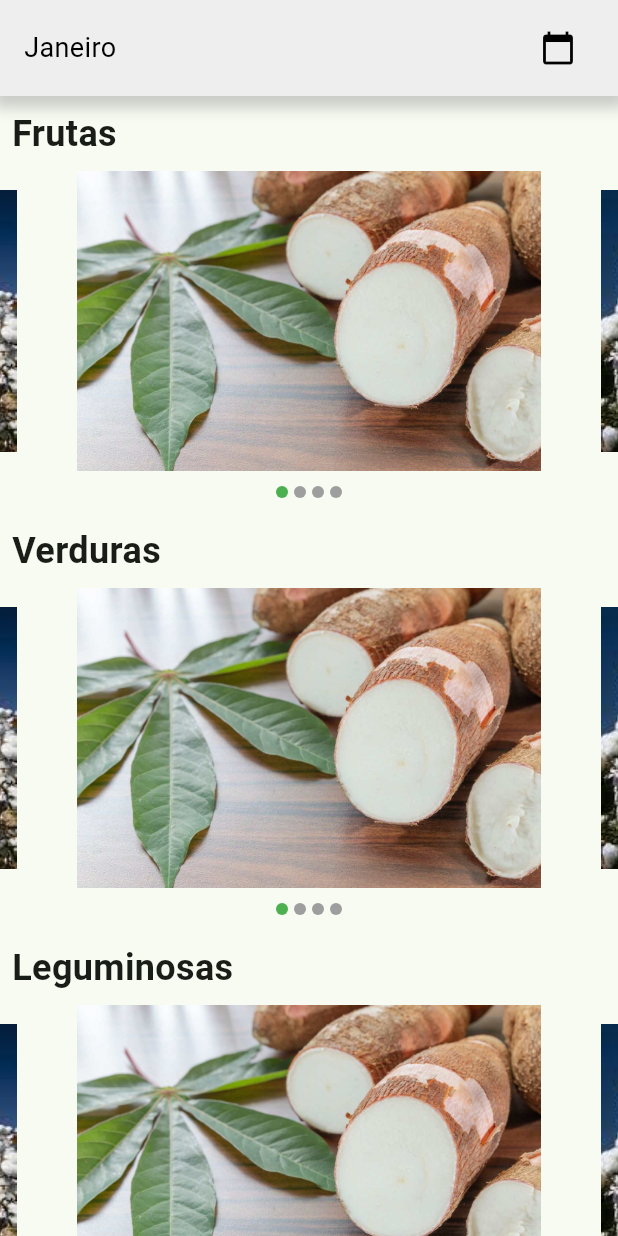
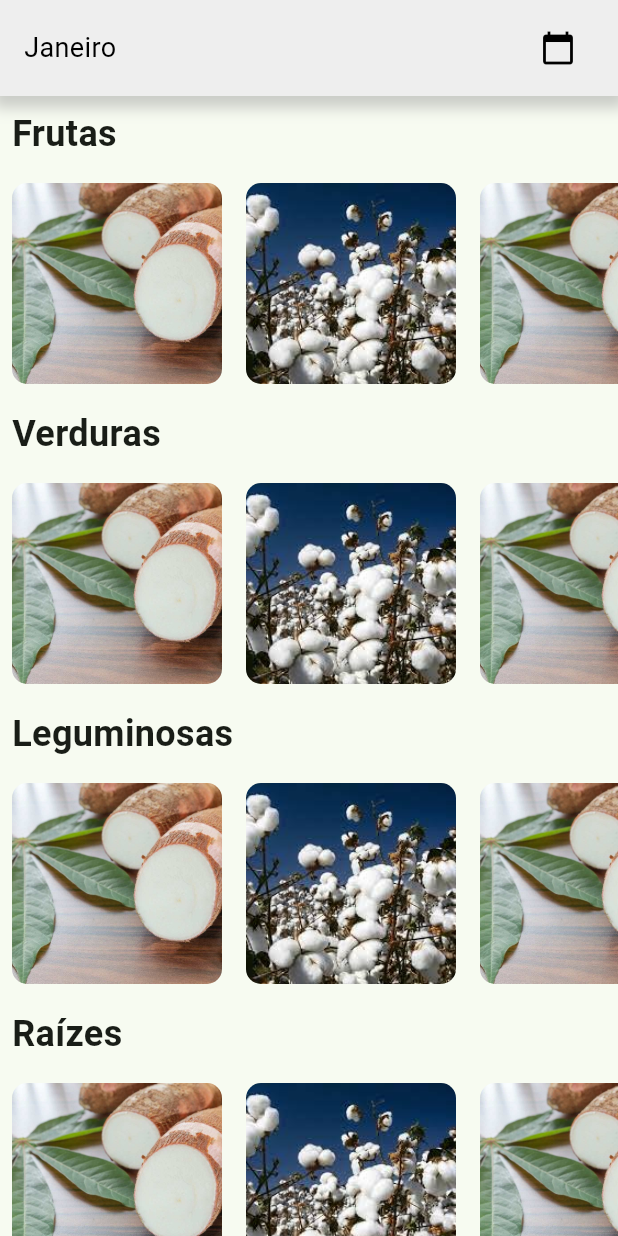
Before and after one commit to Israel-Silvestre/saar, a Flutter app: the CarouselsScreen screen opened directly, on a phone screen of 412 x 824 dp. Run offline on Flutter 3.47's test engine with Material 2 defaults, Android fonts, the phone set to English and light mode, and no system bars; drawn by our look-alikes of carousel_slider.

Commit message:
Front-End desenvolvido.

```diff
--- a/lib/Pages/Fragments/months.dart
+++ b/lib/Pages/Fragments/months.dart
@@ -1,5 +1,4 @@
 import 'package:flutter/material.dart';
-import 'package:carousel_slider/carousel_slider.dart';
 
 class CarouselsScreen extends StatefulWidget {
   @override
@@ -7,7 +6,6 @@ class CarouselsScreen extends StatefulWidget {
 }
 
 class _CarouselsScreenState extends State<CarouselsScreen> {
-  int _currentIndex = 0;
   String _selectedMonth = 'Janeiro'; // Mês selecionado inicialmente
 
   final List<String> carouselImages = [
@@ -23,7 +21,7 @@ class _CarouselsScreenState extends State<CarouselsScreen> {
       body: Column(
         children: [
           Container(
-            padding: EdgeInsets.symmetric(horizontal: 16, vertical: 8), // Reduzi a altura da barra aqui
+            padding: EdgeInsets.symmetric(horizontal: 16, vertical: 8),
             decoration: BoxDecoration(
               color: Colors.grey[200], // Cor da barra branca quase cinza
               boxShadow: [
@@ -36,7 +34,7 @@ class _CarouselsScreenState extends State<CarouselsScreen> {
               ],
             ),
             child: Row(
-              mainAxisAlignment: MainAxisAlignment.spaceBetween, // Centralizar à direita
+              mainAxisAlignment: MainAxisAlignment.spaceBetween,
               children: [
                 Text(
                   _selectedMonth,
@@ -60,10 +58,10 @@ class _CarouselsScreenState extends State<CarouselsScreen> {
           Expanded(
             child: ListView(
               children: [
-                _buildCarousel('Frutas', 0),
-                _buildCarousel('Verduras', 1),
-                _buildCarousel('Leguminosas', 2),
-                _buildCarousel('Raízes', 3),
+                _buildCarouselWithTitle('Frutas', 0),
+                _buildCarouselWithTitle('Verduras', 1),
+                _buildCarouselWithTitle('Leguminosas', 2),
+                _buildCarouselWithTitle('Raízes', 3),
               ],
             ),
           ),
@@ -98,73 +96,44 @@ class _CarouselsScreenState extends State<CarouselsScreen> {
     );
   }
 
-  Widget _buildCarousel(String month, int index) {
+  Widget _buildCarouselWithTitle(String title, int index) {
     return Column(
-      crossAxisAlignment: CrossAxisAlignment.start, // Centralizar à esquerda
+      crossAxisAlignment: CrossAxisAlignment.start,
       children: [
         Padding(
           padding: const EdgeInsets.all(8.0),
           child: Text(
-            month,
+            title,
             style: TextStyle(
               fontSize: 24,
               fontWeight: FontWeight.bold,
             ),
           ),
         ),
-        CarouselSlider.builder(
-          itemCount: carouselImages.length,
-          options: CarouselOptions(
-            height: 200, // Altura do carrossel
-            aspectRatio: 1.0, // Proporção quadrada das imagens
-            autoPlay: true, // Iniciar a reprodução automática
-            enlargeCenterPage: true, // Destacar o slide central
-            enableInfiniteScroll: true, // Ativar rolagem infinita
-            onPageChanged: (index, reason) {
-              setState(() {
-                _currentIndex = index;
-              });
+        Container(
+          height: 150.0, // Altura do carrossel
+          child: ListView.builder(
+            scrollDirection: Axis.horizontal,
+            itemCount: carouselImages.length,
+            itemBuilder: (context, index) {
+              return Padding(
+                padding: EdgeInsets.all(8.0),
+                child: Container(
+                  height: 120.0,
+                  width: 140.0, // Largura de cada item do carrossel
+                  decoration: BoxDecoration(
+                    borderRadius: BorderRadius.circular(10.0),
+                    image: DecorationImage(
+                      image: AssetImage(carouselImages[index]),
+                      fit: BoxFit.cover,
+                    ),
+                  ),
+                ),
+              );
             },
           ),
-          itemBuilder: (context, index, realIndex) {
-            return _buildCarouselCard(
-              imageAsset: carouselImages[index],
-            );
-          },
-        ),
-        Row(
-          mainAxisAlignment: MainAxisAlignment.center,
-          children: carouselImages.asMap().entries.map((entry) {
-            final int imageIndex = entry.key;
-            return Container(
-              width: 8.0,
-              height: 8.0,
-              margin: EdgeInsets.symmetric(vertical: 10.0, horizontal: 2.0),
-              decoration: BoxDecoration(
-                shape: BoxShape.circle,
-                color: _currentIndex == imageIndex ? Colors.green : Colors.grey,
-              ),
-            );
-          }).toList(),
         ),
       ],
     );
   }
-
-  Widget _buildCarouselCard({
-    required String imageAsset,
-  }) {
-    return Container(
-      margin: EdgeInsets.symmetric(horizontal: 10),
-      decoration: BoxDecoration(
-        borderRadius: BorderRadius.circular(10.0), // Borda arredondada
-      ),
-      child: Image.asset(
-        imageAsset,
-        width: double.infinity,
-        height: 200, // Altura da imagem
-        fit: BoxFit.cover,
-      ),
-    );
-  }
 }
--- a/pubspec.yaml
+++ b/pubspec.yaml
@@ -34,7 +34,6 @@ dependencies:
   intl: ^0.17.0
   carousel_slider: ^4.0.0
   date_field: ^2.0.3
-
 
   # The following adds the Cupertino Icons font to your application.
   # Use with the CupertinoIcons class for iOS style icons.
```
Also changed, not shown: lib/Pages/Fragments/custom_card_widget.dart (+14 -9 lines), lib/Pages/homepage.dart (+5 -5 lines).
